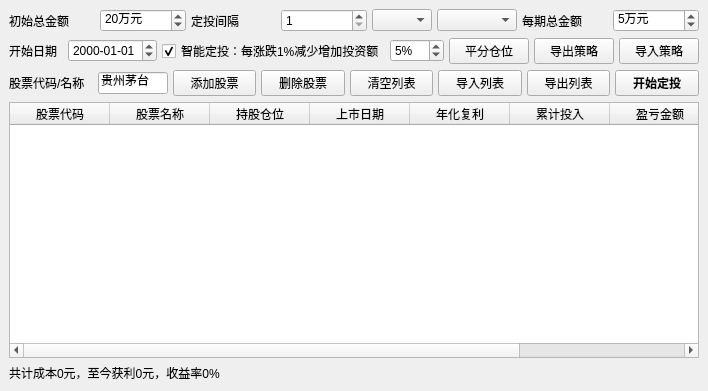
Old version of the form QtDesign/ScheduledInvestment.ui in the repository victor647/QuantumStockTrade.
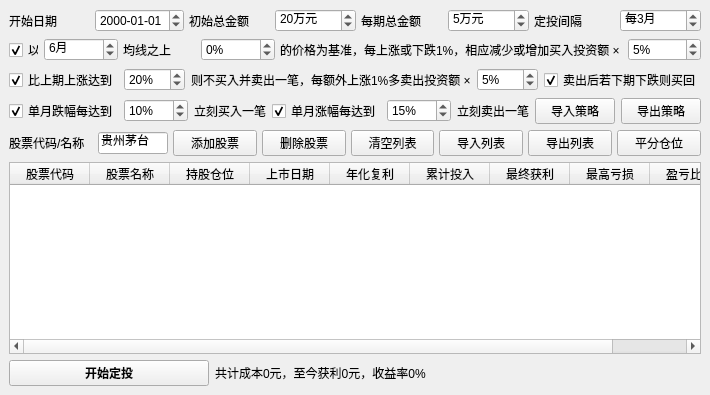
New version of the form.

Commit message: 定投模拟器完成

The edit to the form file:
```diff
--- a/QtDesign/ScheduledInvestment.ui
+++ b/QtDesign/ScheduledInvestment.ui
@@ -6,8 +6,8 @@
    <rect>
     <x>0</x>
     <y>0</y>
-    <width>708</width>
-    <height>391</height>
+    <width>710</width>
+    <height>395</height>
    </rect>
   </property>
   <property name="windowTitle">
@@ -20,6 +20,32 @@
       <property name="spacing">
        <number>5</number>
       </property>
+      <item>
+       <widget class="QLabel" name="lblStartDate">
+        <property name="font">
+         <font>
+          <family>Helvetica</family>
+          <pointsize>9</pointsize>
+         </font>
+        </property>
+        <property name="text">
+         <string>开始日期</string>
+        </property>
+       </widget>
+      </item>
+      <item>
+       <widget class="QDateEdit" name="dteStartDate">
+        <property name="font">
+         <font>
+          <family>Helvetica</family>
+          <pointsize>9</pointsize>
+         </font>
+        </property>
+        <property name="displayFormat">
+         <string>yyyy-MM-dd</string>
+        </property>
+       </widget>
+      </item>
       <item>
        <widget class="QLabel" name="lblInitialInvestment">
         <property name="font">
@@ -38,6 +64,7 @@
         <property name="font">
          <font>
           <family>Helvetica</family>
+          <pointsize>9</pointsize>
          </font>
         </property>
         <property name="suffix">
@@ -57,67 +84,6 @@
         </property>
        </widget>
       </item>
-      <item>
-       <widget class="QLabel" name="lblInterval">
-        <property name="font">
-         <font>
-          <family>Helvetica</family>
-          <pointsize>9</pointsize>
-         </font>
-        </property>
-        <property name="text">
-         <string>定投间隔</string>
-        </property>
-       </widget>
-      </item>
-      <item>
-       <widget class="QSpinBox" name="spbInterval">
-        <property name="font">
-         <font>
-          <family>Helvetica</family>
-         </font>
-        </property>
-        <property name="prefix">
-         <string/>
-        </property>
-        <property name="minimum">
-         <number>1</number>
-        </property>
-        <property name="maximum">
-         <number>50</number>
-        </property>
-       </widget>
-      </item>
-      <item>
-       <widget class="QComboBox" name="cbbIntervalType">
-        <property name="maximumSize">
-         <size>
-          <width>60</width>
-          <height>16777215</height>
-         </size>
-        </property>
-        <property name="font">
-         <font>
-          <family>Helvetica</family>
-         </font>
-        </property>
-       </widget>
-      </item>
-      <item>
-       <widget class="QComboBox" name="cbbInvestTime">
-        <property name="maximumSize">
-         <size>
-          <width>80</width>
-          <height>16777215</height>
-         </size>
-        </property>
-        <property name="font">
-         <font>
-          <family>Helvetica</family>
-         </font>
-        </property>
-       </widget>
-      </item>
       <item>
        <widget class="QLabel" name="lblEachInvestment">
         <property name="font">
@@ -136,6 +102,7 @@
         <property name="font">
          <font>
           <family>Helvetica</family>
+          <pointsize>9</pointsize>
          </font>
         </property>
         <property name="suffix">
@@ -155,6 +122,44 @@
         </property>
        </widget>
       </item>
+      <item>
+       <widget class="QLabel" name="lblInvestInterval">
+        <property name="font">
+         <font>
+          <family>Helvetica</family>
+          <pointsize>9</pointsize>
+         </font>
+        </property>
+        <property name="text">
+         <string>定投间隔</string>
+        </property>
+       </widget>
+      </item>
+      <item>
+       <widget class="QSpinBox" name="spbInvestInterval">
+        <property name="font">
+         <font>
+          <family>Helvetica</family>
+          <pointsize>9</pointsize>
+         </font>
+        </property>
+        <property name="suffix">
+         <string>月</string>
+        </property>
+        <property name="prefix">
+         <string>每</string>
+        </property>
+        <property name="minimum">
+         <number>1</number>
+        </property>
+        <property name="maximum">
+         <number>50</number>
+        </property>
+        <property name="value">
+         <number>3</number>
+        </property>
+       </widget>
+      </item>
      </layout>
     </item>
     <item>
@@ -163,35 +168,20 @@
        <number>5</number>
       </property>
       <item>
-       <widget class="QLabel" name="lblStartDate">
-        <property name="font">
-         <font>
-          <family>Helvetica</family>
-          <pointsize>9</pointsize>
-         </font>
+       <widget class="QCheckBox" name="cbxSmartBuy">
+        <property name="maximumSize">
+         <size>
+          <width>30</width>
+          <height>16777215</height>
+         </size>
         </property>
-        <property name="text">
-         <string>开始日期</string>
-        </property>
-       </widget>
-      </item>
-      <item>
-       <widget class="QDateEdit" name="dteStartDate">
         <property name="font">
          <font>
-          <family>Helvetica</family>
           <pointsize>9</pointsize>
          </font>
         </property>
-        <property name="displayFormat">
-         <string>yyyy-MM-dd</string>
-        </property>
-       </widget>
-      </item>
-      <item>
-       <widget class="QCheckBox" name="cbxSmartInvesting">
         <property name="text">
-         <string>智能定投：每涨跌1%减少增加投资额</string>
+         <string>以</string>
         </property>
         <property name="checked">
          <bool>true</bool>
@@ -199,10 +189,77 @@
        </widget>
       </item>
       <item>
-       <widget class="QSpinBox" name="spbSmartInvestFactor">
+       <widget class="QSpinBox" name="spbSmartBuyMaPeriod">
+        <property name="font">
+         <font>
+          <pointsize>9</pointsize>
+         </font>
+        </property>
+        <property name="suffix">
+         <string>月</string>
+        </property>
+        <property name="minimum">
+         <number>3</number>
+        </property>
+        <property name="maximum">
+         <number>60</number>
+        </property>
+        <property name="value">
+         <number>6</number>
+        </property>
+       </widget>
+      </item>
+      <item>
+       <widget class="QLabel" name="lblSmartBuyMa">
+        <property name="font">
+         <font>
+          <pointsize>9</pointsize>
+         </font>
+        </property>
+        <property name="text">
+         <string>均线之上</string>
+        </property>
+       </widget>
+      </item>
+      <item>
+       <widget class="QSpinBox" name="spbSmartBuyMaBias">
+        <property name="font">
+         <font>
+          <pointsize>9</pointsize>
+         </font>
+        </property>
+        <property name="suffix">
+         <string>%</string>
+        </property>
+        <property name="minimum">
+         <number>-20</number>
+        </property>
+        <property name="maximum">
+         <number>20</number>
+        </property>
+        <property name="value">
+         <number>0</number>
+        </property>
+       </widget>
+      </item>
+      <item>
+       <widget class="QLabel" name="lblSmartBuyExplanation">
+        <property name="font">
+         <font>
+          <pointsize>9</pointsize>
+         </font>
+        </property>
+        <property name="text">
+         <string>的价格为基准，每上涨或下跌1%，相应减少或增加买入投资额 × </string>
+        </property>
+       </widget>
+      </item>
+      <item>
+       <widget class="QSpinBox" name="spbSmartBuyFactor">
         <property name="font">
          <font>
           <family>Helvetica</family>
+          <pointsize>9</pointsize>
          </font>
         </property>
         <property name="suffix">
@@ -222,29 +279,191 @@
         </property>
        </widget>
       </item>
+     </layout>
+    </item>
+    <item>
+     <layout class="QHBoxLayout" name="horizontalLayout_4">
       <item>
-       <widget class="QPushButton" name="btnAutoSplitRatio">
+       <widget class="QCheckBox" name="cbxSmartSell">
         <property name="font">
          <font>
-          <family>Helvetica</family>
           <pointsize>9</pointsize>
          </font>
         </property>
         <property name="text">
-         <string>平分仓位</string>
+         <string>比上期上涨达到</string>
         </property>
+        <property name="checked">
+         <bool>true</bool>
+        </property>
        </widget>
       </item>
       <item>
-       <widget class="QPushButton" name="btnExportPlan">
+       <widget class="QSpinBox" name="spbSmartSellThreshold">
         <property name="font">
          <font>
-          <family>Helvetica</family>
           <pointsize>9</pointsize>
          </font>
         </property>
+        <property name="suffix">
+         <string>%</string>
+        </property>
+        <property name="minimum">
+         <number>10</number>
+        </property>
+        <property name="maximum">
+         <number>100</number>
+        </property>
+        <property name="value">
+         <number>20</number>
+        </property>
+       </widget>
+      </item>
+      <item>
+       <widget class="QLabel" name="lblSmartSellExplanation">
+        <property name="font">
+         <font>
+          <pointsize>9</pointsize>
+         </font>
+        </property>
         <property name="text">
-         <string>导出策略</string>
+         <string>则不买入并卖出一笔，每额外上涨1%多卖出投资额 ×</string>
+        </property>
+       </widget>
+      </item>
+      <item>
+       <widget class="QSpinBox" name="spbSmartSellFactor">
+        <property name="font">
+         <font>
+          <pointsize>9</pointsize>
+         </font>
+        </property>
+        <property name="suffix">
+         <string>%</string>
+        </property>
+        <property name="minimum">
+         <number>1</number>
+        </property>
+        <property name="maximum">
+         <number>20</number>
+        </property>
+        <property name="value">
+         <number>5</number>
+        </property>
+       </widget>
+      </item>
+      <item>
+       <widget class="QCheckBox" name="cbxBuyBackAfterSell">
+        <property name="font">
+         <font>
+          <pointsize>9</pointsize>
+         </font>
+        </property>
+        <property name="text">
+         <string>卖出后若下期下跌则买回</string>
+        </property>
+        <property name="checked">
+         <bool>true</bool>
+        </property>
+       </widget>
+      </item>
+     </layout>
+    </item>
+    <item>
+     <layout class="QHBoxLayout" name="horizontalLayout_5">
+      <item>
+       <widget class="QCheckBox" name="cbxBuyByPercent">
+        <property name="font">
+         <font>
+          <pointsize>9</pointsize>
+         </font>
+        </property>
+        <property name="text">
+         <string>单月跌幅每达到</string>
+        </property>
+        <property name="checked">
+         <bool>true</bool>
+        </property>
+       </widget>
+      </item>
+      <item>
+       <widget class="QSpinBox" name="spbBuyByPercent">
+        <property name="font">
+         <font>
+          <pointsize>9</pointsize>
+         </font>
+        </property>
+        <property name="suffix">
+         <string>%</string>
+        </property>
+        <property name="minimum">
+         <number>0</number>
+        </property>
+        <property name="maximum">
+         <number>50</number>
+        </property>
+        <property name="value">
+         <number>10</number>
+        </property>
+       </widget>
+      </item>
+      <item>
+       <widget class="QLabel" name="lblBuyByPercent">
+        <property name="font">
+         <font>
+          <pointsize>9</pointsize>
+         </font>
+        </property>
+        <property name="text">
+         <string>立刻买入一笔</string>
+        </property>
+       </widget>
+      </item>
+      <item>
+       <widget class="QCheckBox" name="cbxSellByPercent">
+        <property name="font">
+         <font>
+          <pointsize>9</pointsize>
+         </font>
+        </property>
+        <property name="text">
+         <string>单月涨幅每达到</string>
+        </property>
+        <property name="checked">
+         <bool>true</bool>
+        </property>
+       </widget>
+      </item>
+      <item>
+       <widget class="QSpinBox" name="spbSellByPercent">
+        <property name="font">
+         <font>
+          <pointsize>9</pointsize>
+         </font>
+        </property>
+        <property name="suffix">
+         <string>%</string>
+        </property>
+        <property name="minimum">
+         <number>0</number>
+        </property>
+        <property name="maximum">
+         <number>50</number>
+        </property>
+        <property name="value">
+         <number>15</number>
+        </property>
+       </widget>
+      </item>
+      <item>
+       <widget class="QLabel" name="lblSellByPercent">
+        <property name="font">
+         <font>
+          <pointsize>9</pointsize>
+         </font>
+        </property>
+        <property name="text">
+         <string>立刻卖出一笔</string>
         </property>
        </widget>
       </item>
@@ -261,6 +480,19 @@
         </property>
        </widget>
       </item>
+      <item>
+       <widget class="QPushButton" name="btnExportPlan">
+        <property name="font">
+         <font>
+          <family>Helvetica</family>
+          <pointsize>9</pointsize>
+         </font>
+        </property>
+        <property name="text">
+         <string>导出策略</string>
+        </property>
+       </widget>
+      </item>
      </layout>
     </item>
     <item>
@@ -369,17 +601,15 @@
        </widget>
       </item>
       <item>
-       <widget class="QPushButton" name="btnStartInvesting">
+       <widget class="QPushButton" name="btnAutoSplitRatio">
         <property name="font">
          <font>
           <family>Helvetica</family>
           <pointsize>9</pointsize>
-          <weight>75</weight>
-          <bold>true</bold>
          </font>
         </property>
         <property name="text">
-         <string>开始定投</string>
+         <string>平分仓位</string>
         </property>
        </widget>
       </item>
@@ -387,9 +617,17 @@
     </item>
     <item>
      <widget class="QTableWidget" name="tblStockList">
+      <property name="font">
+       <font>
+        <pointsize>9</pointsize>
+       </font>
+      </property>
       <property name="sortingEnabled">
        <bool>true</bool>
       </property>
+      <attribute name="horizontalHeaderDefaultSectionSize">
+       <number>80</number>
+      </attribute>
       <column>
        <property name="text">
         <string>股票代码</string>
@@ -422,7 +660,12 @@
       </column>
       <column>
        <property name="text">
-        <string>盈亏金额</string>
+        <string>最终获利</string>
+       </property>
+      </column>
+      <column>
+       <property name="text">
+        <string>最高亏损</string>
        </property>
       </column>
       <column>
@@ -433,17 +676,42 @@
      </widget>
     </item>
     <item>
-     <widget class="QLabel" name="lblTradeSummary">
-      <property name="font">
-       <font>
-        <family>Helvetica</family>
-        <pointsize>9</pointsize>
-       </font>
-      </property>
-      <property name="text">
-       <string>共计成本0元，至今获利0元，收益率0%</string>
-      </property>
-     </widget>
+     <layout class="QHBoxLayout" name="horizontalLayout_6">
+      <item>
+       <widget class="QPushButton" name="btnStartInvesting">
+        <property name="maximumSize">
+         <size>
+          <width>200</width>
+          <height>16777215</height>
+         </size>
+        </property>
+        <property name="font">
+         <font>
+          <family>Helvetica</family>
+          <pointsize>9</pointsize>
+          <weight>75</weight>
+          <bold>true</bold>
+         </font>
+        </property>
+        <property name="text">
+         <string>开始定投</string>
+        </property>
+       </widget>
+      </item>
+      <item>
+       <widget class="QLabel" name="lblTradeSummary">
+        <property name="font">
+         <font>
+          <family>Helvetica</family>
+          <pointsize>9</pointsize>
+         </font>
+        </property>
+        <property name="text">
+         <string>共计成本0元，至今获利0元，收益率0%</string>
+        </property>
+       </widget>
+      </item>
+     </layout>
     </item>
    </layout>
   </widget>
```
Left out of the diff: 162 changed lines with no effect on the pictures. The commit also changes 11 other files.
